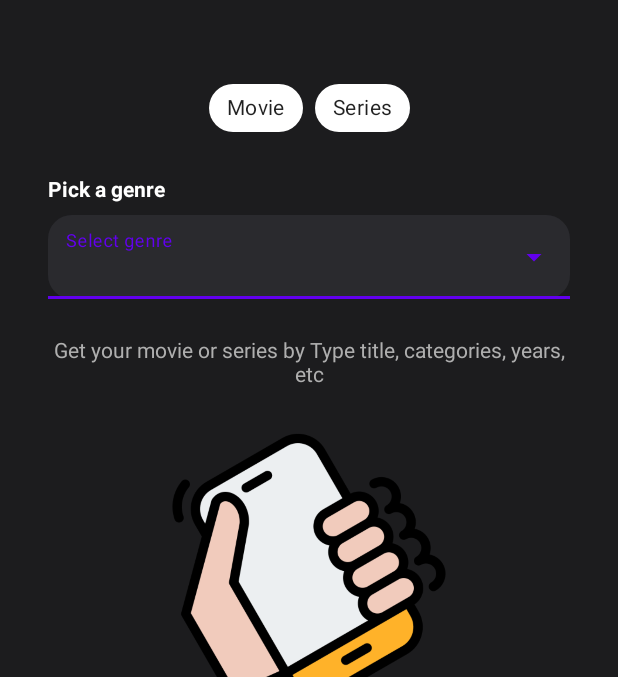
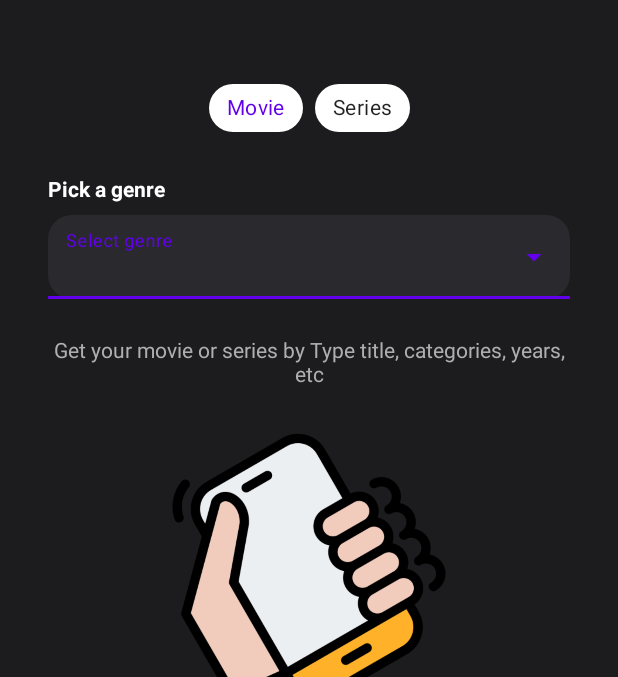
Before and after one commit to bochengpeng/magic_wand, an Android app: the screen it shows after launch (GeneratorActivity), on a phone screen of 412 x 824 dp, the part 59-736 px from its top. Run offline under Robolectric (Android 15) with nearby library versions, the phone set to English and light mode, and no system bars.

```diff
--- a/MagicWandApp/app/src/main/java/com/example/magicwand/GeneratorActivity.kt
+++ b/MagicWandApp/app/src/main/java/com/example/magicwand/GeneratorActivity.kt
@@ -16,6 +16,8 @@ import androidx.activity.result.contract.ActivityResultContracts
 import androidx.appcompat.app.AppCompatActivity
 import androidx.core.app.ActivityCompat
 import androidx.lifecycle.lifecycleScope
+import com.google.android.material.chip.Chip
+import com.google.android.material.chip.ChipGroup
 import kotlinx.coroutines.launch
 import kotlin.math.sqrt
 
@@ -29,6 +31,8 @@ class GeneratorActivity : AppCompatActivity() {
     private var lastLaunchAt: Long = 0L
     private val minLaunchGapMs: Long = 1500L
 
+    private var isMovieMode: Boolean = true
+
     private lateinit var shakeListener: ShakeListener
 
     override fun onCreate(savedInstanceState: Bundle?) {
@@ -39,6 +43,14 @@ class GeneratorActivity : AppCompatActivity() {
         val genres = resources.getStringArray(R.array.genres_display)
         val adapter = ArrayAdapter(this, android.R.layout.simple_list_item_1, genres)
         genreDropdown.setAdapter(adapter)
+
+        val chipGroup = findViewById<ChipGroup>(R.id.toggleGroup)
+        val movie = findViewById<Chip>(R.id.chipMovie)
+        isMovieMode = movie.isChecked
+
+        chipGroup.setOnCheckedStateChangeListener { _, checkedIds ->
+            isMovieMode = checkedIds.contains(R.id.chipMovie)
+        }
 
         sensorManager = getSystemService(SENSOR_SERVICE) as SensorManager
         accelSensor = sensorManager.getDefaultSensor(Sensor.TYPE_ACCELEROMETER)
@@ -64,9 +76,11 @@ class GeneratorActivity : AppCompatActivity() {
         // Create the listener here (no self-reference in a property initializer)
         shakeListener = ShakeListener(
             onShake = {
-                handleShake()
-                Haptics.shakePulse(this@GeneratorActivity)
-                      },
+                if (isMovieMode) {
+                    handleShake()
+                    Haptics.shakePulse(this@GeneratorActivity)
+                }
+            },
             threshold = 10f,
             cooldownMs = 800L
         )
--- a/MagicWandApp/app/src/main/res/layout/section_generator.xml
+++ b/MagicWandApp/app/src/main/res/layout/section_generator.xml
@@ -24,7 +24,7 @@
 
         <com.google.android.material.chip.Chip
             android:id="@+id/chipMovie"
-            style="@style/Widget.MaterialComponents.Chip.Filter"
+            style="@style/Widget.MaterialComponents.Chip.Choice"
             android:layout_width="wrap_content"
             android:layout_height="wrap_content"
             android:checked="true"
@@ -34,7 +34,7 @@
 
         <com.google.android.material.chip.Chip
             android:id="@+id/chipSeries"
-            style="@style/Widget.MaterialComponents.Chip.Filter"
+            style="@style/Widget.MaterialComponents.Chip.Choice"
             android:layout_width="wrap_content"
             android:layout_height="wrap_content"
             android:text="@string/series"
```
